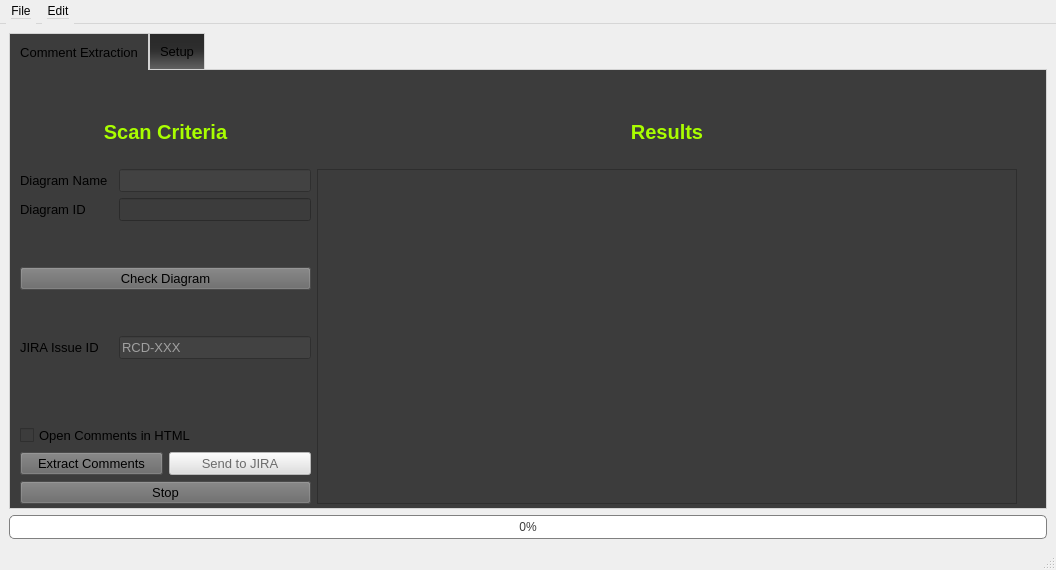
Above: sparx_auto_ui.ui from aniforatos/sparx_automation before the change. Below: the same form after it.
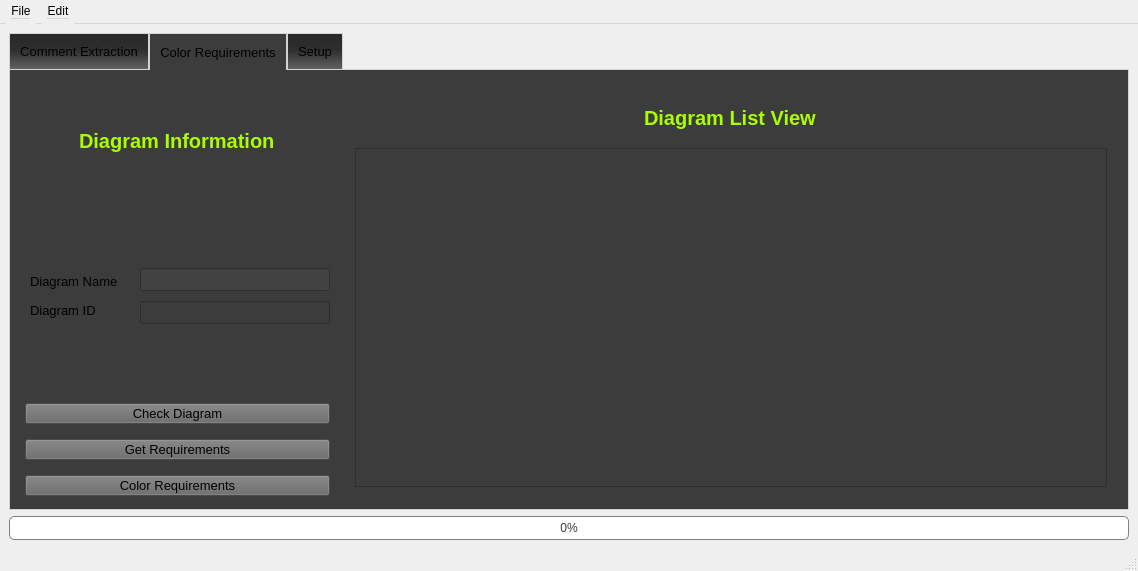
That is the form after the change. Icons and pictures are not drawn.

Patch:
```diff
--- a/sparx_auto_ui.ui
+++ b/sparx_auto_ui.ui
@@ -9,8 +9,8 @@
    <rect>
     <x>0</x>
     <y>0</y>
-    <width>1056</width>
-    <height>570</height>
+    <width>1138</width>
+    <height>571</height>
    </rect>
   </property>
   <property name="sizePolicy">
@@ -74,7 +74,7 @@
 </string>
       </property>
       <property name="currentIndex">
-       <number>0</number>
+       <number>1</number>
       </property>
       <widget class="QWidget" name="tab">
        <property name="styleSheet">
@@ -199,7 +199,7 @@
 color: rgb(169, 254, 0);</string>
            </property>
            <property name="text">
-            <string>Scan Criteria</string>
+            <string>Diagram Information</string>
            </property>
            <property name="alignment">
             <set>Qt::AlignCenter</set>
@@ -473,6 +473,302 @@
         </layout>
        </widget>
       </widget>
+      <widget class="QWidget" name="tab_3">
+       <property name="styleSheet">
+        <string notr="true">margin: 5px; padding: 2px;</string>
+       </property>
+       <attribute name="title">
+        <string>Color Requirements</string>
+       </attribute>
+       <widget class="QWidget" name="widget_3" native="true">
+        <property name="geometry">
+         <rect>
+          <x>10</x>
+          <y>20</y>
+          <width>1101</width>
+          <height>411</height>
+         </rect>
+        </property>
+        <layout class="QHBoxLayout" name="horizontalLayout_4">
+         <item>
+          <widget class="QWidget" name="widget_2" native="true">
+           <layout class="QVBoxLayout" name="verticalLayout_6">
+            <property name="spacing">
+             <number>0</number>
+            </property>
+            <property name="leftMargin">
+             <number>0</number>
+            </property>
+            <property name="topMargin">
+             <number>0</number>
+            </property>
+            <property name="rightMargin">
+             <number>0</number>
+            </property>
+            <property name="bottomMargin">
+             <number>0</number>
+            </property>
+            <item alignment="Qt::AlignHCenter|Qt::AlignVCenter">
+             <widget class="QLabel" name="label_12">
+              <property name="styleSheet">
+               <string notr="true">font: 20px;
+font-weight: 700;
+color: rgb(169, 254, 0);</string>
+              </property>
+              <property name="text">
+               <string>Diagram Information</string>
+              </property>
+             </widget>
+            </item>
+            <item>
+             <layout class="QHBoxLayout" name="horizontalLayout_2">
+              <property name="spacing">
+               <number>6</number>
+              </property>
+              <item alignment="Qt::AlignLeft|Qt::AlignBottom">
+               <widget class="QLabel" name="label_7">
+                <property name="minimumSize">
+                 <size>
+                  <width>100</width>
+                  <height>0</height>
+                 </size>
+                </property>
+                <property name="font">
+                 <font>
+                  <pointsize>10</pointsize>
+                 </font>
+                </property>
+                <property name="styleSheet">
+                 <string notr="true"/>
+                </property>
+                <property name="text">
+                 <string>Diagram Name</string>
+                </property>
+               </widget>
+              </item>
+              <item alignment="Qt::AlignLeft|Qt::AlignBottom">
+               <widget class="QLineEdit" name="tcDiagramName_2">
+                <property name="enabled">
+                 <bool>false</bool>
+                </property>
+                <property name="minimumSize">
+                 <size>
+                  <width>200</width>
+                  <height>0</height>
+                 </size>
+                </property>
+                <property name="maximumSize">
+                 <size>
+                  <width>200</width>
+                  <height>16777215</height>
+                 </size>
+                </property>
+                <property name="font">
+                 <font>
+                  <pointsize>10</pointsize>
+                 </font>
+                </property>
+                <property name="styleSheet">
+                 <string notr="true">background-color: rgb(66, 66, 66);
+color: rgb(255, 255, 255);</string>
+                </property>
+                <property name="placeholderText">
+                 <string comment="(YYYY-MM-DD-HH-MM)"/>
+                </property>
+               </widget>
+              </item>
+             </layout>
+            </item>
+            <item>
+             <layout class="QHBoxLayout" name="horizontalLayout_3">
+              <property name="spacing">
+               <number>0</number>
+              </property>
+              <item alignment="Qt::AlignTop">
+               <widget class="QLabel" name="label_8">
+                <property name="minimumSize">
+                 <size>
+                  <width>100</width>
+                  <height>0</height>
+                 </size>
+                </property>
+                <property name="font">
+                 <font>
+                  <pointsize>10</pointsize>
+                 </font>
+                </property>
+                <property name="text">
+                 <string>Diagram ID</string>
+                </property>
+               </widget>
+              </item>
+              <item alignment="Qt::AlignLeft|Qt::AlignTop">
+               <widget class="QLineEdit" name="tcDiagramId_2">
+                <property name="enabled">
+                 <bool>false</bool>
+                </property>
+                <property name="minimumSize">
+                 <size>
+                  <width>200</width>
+                  <height>0</height>
+                 </size>
+                </property>
+                <property name="maximumSize">
+                 <size>
+                  <width>200</width>
+                  <height>16777215</height>
+                 </size>
+                </property>
+                <property name="font">
+                 <font>
+                  <pointsize>10</pointsize>
+                 </font>
+                </property>
+               </widget>
+              </item>
+             </layout>
+            </item>
+            <item>
+             <layout class="QVBoxLayout" name="verticalLayout_5">
+              <property name="spacing">
+               <number>0</number>
+              </property>
+              <item alignment="Qt::AlignTop">
+               <widget class="QPushButton" name="updateDiagram_2">
+                <property name="font">
+                 <font>
+                  <pointsize>10</pointsize>
+                 </font>
+                </property>
+                <property name="cursor">
+                 <cursorShape>PointingHandCursor</cursorShape>
+                </property>
+                <property name="styleSheet">
+                 <string notr="true">background-color: rgb(104, 104, 104);</string>
+                </property>
+                <property name="text">
+                 <string>Check Diagram</string>
+                </property>
+               </widget>
+              </item>
+              <item>
+               <widget class="QPushButton" name="getRequirementsBtn">
+                <property name="font">
+                 <font>
+                  <pointsize>10</pointsize>
+                 </font>
+                </property>
+                <property name="styleSheet">
+                 <string notr="true">background-color: rgb(104, 104, 104);</string>
+                </property>
+                <property name="text">
+                 <string>Get Requirements</string>
+                </property>
+               </widget>
+              </item>
+              <item alignment="Qt::AlignBottom">
+               <widget class="QPushButton" name="startColoring">
+                <property name="enabled">
+                 <bool>true</bool>
+                </property>
+                <property name="font">
+                 <font>
+                  <pointsize>10</pointsize>
+                 </font>
+                </property>
+                <property name="styleSheet">
+                 <string notr="true">#startColoring:disabled{
+	background-color: rgb(223, 223, 223);
+	color: rgb(107, 107, 107);
+}
+#startColoring{
+	background-color: rgb(104, 104, 104);
+}</string>
+                </property>
+                <property name="text">
+                 <string>Color Requirements</string>
+                </property>
+               </widget>
+              </item>
+             </layout>
+            </item>
+           </layout>
+          </widget>
+         </item>
+         <item>
+          <widget class="QWidget" name="widget" native="true">
+           <layout class="QVBoxLayout" name="verticalLayout_4">
+            <item alignment="Qt::AlignHCenter">
+             <widget class="QLabel" name="label_13">
+              <property name="styleSheet">
+               <string notr="true">font: 20px;
+font-weight: 700;
+color: rgb(169, 254, 0);</string>
+              </property>
+              <property name="text">
+               <string>Diagram List View</string>
+              </property>
+             </widget>
+            </item>
+            <item>
+             <widget class="QTableView" name="reqTableView">
+              <property name="minimumSize">
+               <size>
+                <width>500</width>
+                <height>0</height>
+               </size>
+              </property>
+              <property name="styleSheet">
+               <string notr="true">color: rgb(255, 255, 255);
+
+background-color: rgb(54, 54, 54);
+
+QHeaderView::section {
+	 background-color: rgb(54, 54, 54);
+}
+</string>
+              </property>
+              <property name="horizontalScrollBarPolicy">
+               <enum>Qt::ScrollBarAsNeeded</enum>
+              </property>
+              <property name="sizeAdjustPolicy">
+               <enum>QAbstractScrollArea::AdjustToContents</enum>
+              </property>
+              <property name="autoScroll">
+               <bool>true</bool>
+              </property>
+              <property name="selectionBehavior">
+               <enum>QAbstractItemView::SelectRows</enum>
+              </property>
+              <property name="verticalScrollMode">
+               <enum>QAbstractItemView::ScrollPerPixel</enum>
+              </property>
+              <property name="horizontalScrollMode">
+               <enum>QAbstractItemView::ScrollPerPixel</enum>
+              </property>
+              <attribute name="horizontalHeaderCascadingSectionResizes">
+               <bool>true</bool>
+              </attribute>
+              <attribute name="horizontalHeaderDefaultSectionSize">
+               <number>40</number>
+              </attribute>
+              <attribute name="horizontalHeaderStretchLastSection">
+               <bool>false</bool>
+              </attribute>
+              <attribute name="verticalHeaderDefaultSectionSize">
+               <number>40</number>
+              </attribute>
+              <attribute name="verticalHeaderStretchLastSection">
+               <bool>false</bool>
+              </attribute>
+             </widget>
+            </item>
+           </layout>
+          </widget>
+         </item>
+        </layout>
+       </widget>
+      </widget>
       <widget class="QWidget" name="tab_2">
        <attribute name="title">
         <string>Setup</string>
@@ -656,8 +952,8 @@
     <rect>
      <x>0</x>
      <y>0</y>
-     <width>1056</width>
-     <height>26</height>
+     <width>1138</width>
+     <height>27</height>
     </rect>
    </property>
    <property name="styleSheet">
```
Left out of the diff: 2 changed lines with no effect on the pictures.
